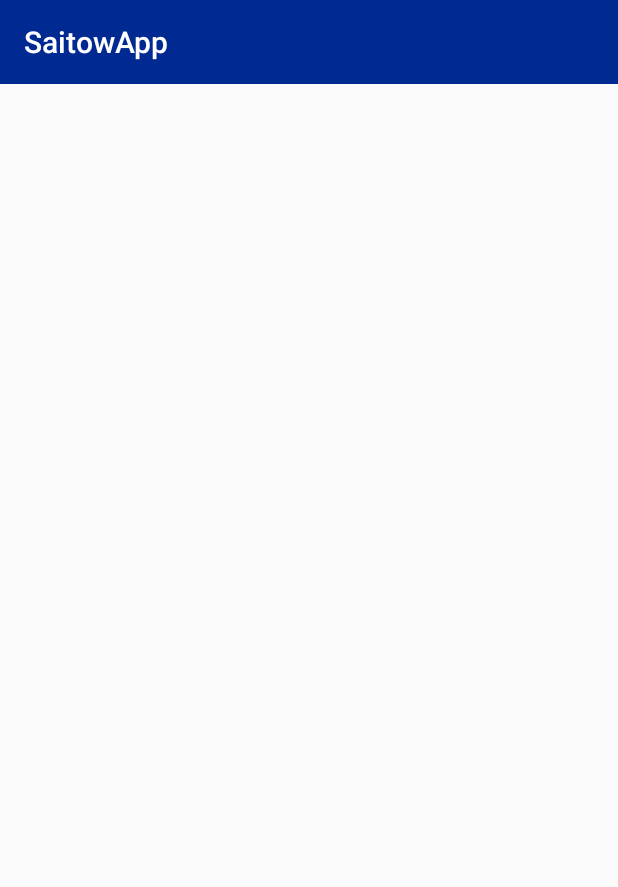
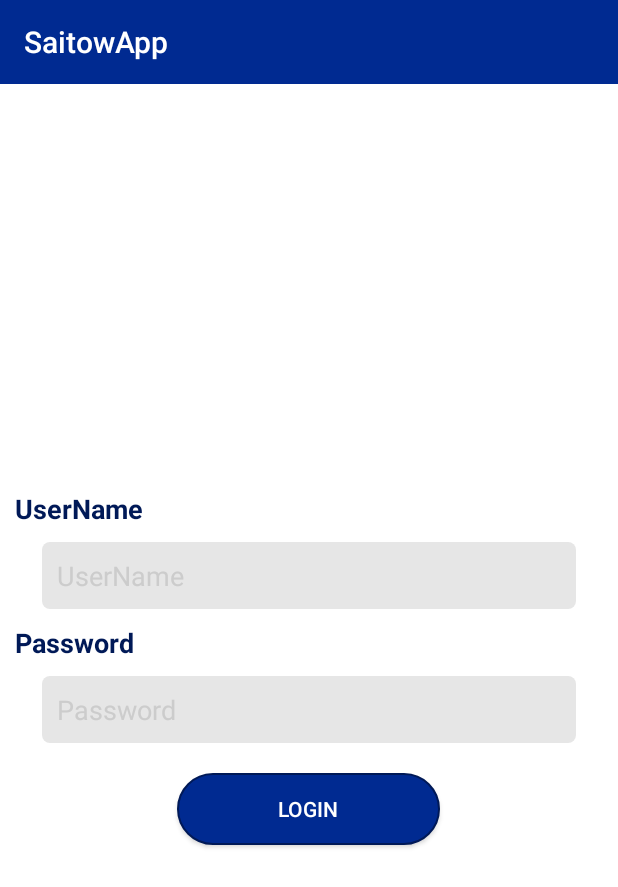
Before and after one commit to KKajawe/SaitowApp, an Android app: the screen it shows after launch (MainActivity), on a phone screen of 412 x 824 dp. Shown: the top 887 px of the screen. Run offline under Robolectric (Android 15) with nearby library versions, the phone set to English and light mode, and no system bars.

Commit message:
user_story [issue #3] :Login functionality with Api call #3
Functionality: user can login successfully or unsuccessfully depending on credentials and api response.

Tech Description:
- added progressbar to frag_login layout
- created viewModel - MainActivityViewModel and its factory class - ViewModelFactory
- created classes for api calling  - ApiService , HttpHeaderInterceptor, RetrofitBuilder
- created corresponding Repository - Login Repository
- created corresponding data model classes- Data and LoginModel

```diff
--- a/app/build.gradle
+++ b/app/build.gradle
@@ -49,7 +49,8 @@ dependencies {
     implementation 'com.squareup.retrofit2:retrofit:2.6.0'
     implementation 'com.google.code.gson:gson:2.8.6'
     implementation 'com.squareup.retrofit2:converter-gson:2.5.0'
-    implementation 'com.squareup.okhttp3:logging-interceptor:3.12.0'
+    implementation 'com.squareup.okhttp3:logging-interceptor:4.2.2'
+    implementation 'com.squareup.okhttp3:okhttp:4.2.2'
 
     //Coroutines
     implementation 'org.jetbrains.kotlinx:kotlinx-coroutines-android:1.3.5'
@@ -60,4 +61,6 @@ dependencies {
     implementation 'android.arch.lifecycle:extensions:2.2.0'
     implementation 'androidx.lifecycle:lifecycle-livedata-ktx:2.2.0'
     implementation "androidx.lifecycle:lifecycle-viewmodel-ktx:2.2.0"
+
+
 }
--- a/app/src/main/java/com/example/saitowapp/MainActivity.kt
+++ b/app/src/main/java/com/example/saitowapp/MainActivity.kt
@@ -2,14 +2,35 @@ package com.example.saitowapp
 
 import android.os.Bundle
 import androidx.appcompat.app.AppCompatActivity
+import androidx.fragment.app.Fragment
+import androidx.lifecycle.ViewModelProviders
+import com.example.saitowapp.factory.ViewModelFactory
+import com.example.saitowapp.network.ApiService
+import com.example.saitowapp.network.RetrofitBuilder
+import com.example.saitowapp.ui_classes.LoginFragment
+import com.example.saitowapp.viewModel.MainActivityViewModel
 
 class MainActivity : AppCompatActivity() {
+    private lateinit var viewModel: MainActivityViewModel
 
     override fun onCreate(savedInstanceState: Bundle?) {
         super.onCreate(savedInstanceState)
         setContentView(R.layout.activity_main)
+        setUpViewModel()
+        onChangeNavigation(LoginFragment())
 
     }
 
+    fun onChangeNavigation(fragment: Fragment) {
+        val fragmanger = supportFragmentManager
+        val fragTransaction = fragmanger.beginTransaction()
+        fragTransaction.add(R.id.container, fragment)
+        fragTransaction.commit()
+    }
 
+    private fun setUpViewModel() {
+        viewModel = ViewModelProviders.of(
+            this, ViewModelFactory(RetrofitBuilder.getRetrofit().create(ApiService::class.java))
+        ).get(MainActivityViewModel::class.java)
+    }
 }
--- /dev/null
+++ b/app/src/main/java/com/example/saitowapp/factory/ViewModelFactory.kt
@@ -0,0 +1,19 @@
+package com.example.saitowapp.factory
+
+import androidx.lifecycle.ViewModel
+import androidx.lifecycle.ViewModelProvider
+import com.example.saitowapp.network.ApiService
+import com.example.saitowapp.repository.LoginRepository
+import com.example.saitowapp.viewModel.MainActivityViewModel
+
+
+class ViewModelFactory(val apiService: ApiService) : ViewModelProvider.Factory {
+
+    override fun <T : ViewModel?> create(modelClass: Class<T>): T {
+        if (modelClass.isAssignableFrom(MainActivityViewModel::class.java)) {
+            return MainActivityViewModel(LoginRepository(apiService)) as T
+        }
+        throw IllegalArgumentException("Unknown class name")
+    }
+
+}
--- /dev/null
+++ b/app/src/main/java/com/example/saitowapp/network/ApiService.kt
@@ -0,0 +1,15 @@
+package com.example.saitowapp.network
+
+import com.example.saitowapp.model.LoginModel
+import okhttp3.Credentials
+import retrofit2.Response
+import retrofit2.http.*
+
+
+interface ApiService {
+
+    @POST("operator/login")
+    suspend fun getLoginDetails(@Header("Authorization") authorization:String): Response<LoginModel>
+
+
+}
--- /dev/null
+++ b/app/src/main/java/com/example/saitowapp/network/RetrofitBuilder.kt
@@ -0,0 +1,23 @@
+package com.example.saitowapp.network
+
+import okhttp3.OkHttpClient
+import retrofit2.Retrofit
+import retrofit2.converter.gson.GsonConverterFactory
+
+
+object RetrofitBuilder {
+
+    private const val BASE_URL = "https://api-b2b.alzura.com/"
+
+    var client = OkHttpClient.Builder()
+        .addInterceptor(HttpHeaderInterceptor())
+        .build()
+    fun getRetrofit(): Retrofit {
+        return Retrofit.Builder()
+                .baseUrl(BASE_URL)
+                .addConverterFactory(GsonConverterFactory.create())
+                .client(client)
+                .build()
+    }
+
+}
--- /dev/null
+++ b/app/src/main/java/com/example/saitowapp/repository/LoginRepository.kt
@@ -0,0 +1,13 @@
+package com.example.saitowapp.repository
+
+import com.example.saitowapp.model.LoginModel
+import com.example.saitowapp.network.ApiService
+import okhttp3.Credentials
+
+class LoginRepository(private val apiService:ApiService) {
+
+    suspend fun getLoginDetail(username: String, password: String): retrofit2.Response<LoginModel> {
+        val credentials: String = Credentials.basic(username, password)
+        return apiService.getLoginDetails(credentials)
+    }
+}
--- /dev/null
+++ b/app/src/main/java/com/example/saitowapp/ui_classes/LoginFragment.kt
@@ -0,0 +1,64 @@
+package com.example.saitowapp.ui_classes
+
+import android.os.Bundle
+import android.util.Log
+import android.view.LayoutInflater
+import android.view.View
+import android.view.ViewGroup
+import android.widget.Toast
+import androidx.fragment.app.Fragment
+import androidx.fragment.app.activityViewModels
+import com.example.saitowapp.R
+import com.example.saitowapp.utility.Status
+import com.example.saitowapp.viewModel.MainActivityViewModel
+import kotlinx.android.synthetic.main.frag_login.*
+
+class LoginFragment : Fragment() {
+    private val fragViewModel by activityViewModels<MainActivityViewModel>()
+
+    override fun onCreateView(
+        inflater: LayoutInflater,
+        container: ViewGroup?,
+        savedInstanceState: Bundle?
+    ): View? = inflater.inflate(R.layout.frag_login, container, false)
+
+    override fun onViewCreated(view: View, savedInstanceState: Bundle?) {
+        super.onViewCreated(view, savedInstanceState)
+        btn_login.setOnClickListener {
+            if (checkInput(edt_username.text.toString(), edt_password.text.toString())) {
+                setUpObserver(edt_username.text.toString(), edt_password.text.toString())
+            } else {
+                Toast.makeText(activity, "Please Enter Valid Input!!", Toast.LENGTH_LONG).show()
+            }
+        }
+    }
+
+    private fun checkInput(username: String, password: String): Boolean =
+        !(username.isNullOrBlank() || password.isNullOrBlank())
+
+    private fun setUpObserver(username: String, password: String) {
+        fragViewModel.getLoginDetail(username, password).observe(viewLifecycleOwner, {
+            it?.let { resource ->
+                when (resource.status) {
+                    Status.SUCCESS -> {
+                        progress_bar.visibility = View.GONE
+                        if (resource.data?.code() == 200)
+                            Toast.makeText(activity, "Login Successful!!", Toast.LENGTH_LONG).show()
+                        else
+                            Toast.makeText(activity, "Login Unsuccessful!!", Toast.LENGTH_LONG)
+                                .show()
+                    }
+                    Status.ERROR -> {
+                        progress_bar.visibility = View.GONE
+                        Log.d("abc", resource.message.toString())
+                        Toast.makeText(activity, "Error: Login Unsuccessful!!", Toast.LENGTH_LONG)
+                            .show()
+                    }
+                    Status.LOADING -> {
+                        progress_bar.visibility = View.VISIBLE
+                    }
+                }
+            }
+        })
+    }
+}
--- a/app/src/main/res/layout/frag_login.xml
+++ b/app/src/main/res/layout/frag_login.xml
@@ -1,10 +1,14 @@
 <?xml version="1.0" encoding="utf-8"?>
-<LinearLayout xmlns:android="http://schemas.android.com/apk/res/android"
+<RelativeLayout xmlns:android="http://schemas.android.com/apk/res/android"
+    xmlns:tools="http://schemas.android.com/tools"
     android:layout_width="match_parent" android:layout_height="match_parent"
+    android:layout_centerInParent="true"
+    android:background="@color/white">
+<LinearLayout
+    android:layout_width="match_parent"
+    android:layout_height="match_parent"
     android:orientation="vertical"
-    android:gravity="center"
-    android:background="@color/white">
-
+    android:gravity="center">
     <TextView
         android:id="@+id/txt_username"
         android:layout_width="match_parent"
@@ -57,5 +61,15 @@
         android:background="@drawable/btn_shape"
         android:text="@string/login"
         android:textColor="@color/white" />
-
 </LinearLayout>
+    <ProgressBar
+        android:id="@+id/progress_bar"
+        style="@android:style/Widget.ProgressBar.Inverse"
+        android:indeterminateTint="@color/colorPrimaryDark"
+        android:layout_width="match_parent"
+        android:layout_height="wrap_content"
+        android:layout_centerInParent="true"
+        android:layout_gravity="center"
+        android:visibility="gone"
+        tools:targetApi="lollipop" />
+</RelativeLayout>
```
Also changed, not shown: app/src/main/java/com/example/saitowapp/model/Data.kt (added, +17 -0 lines), app/src/main/java/com/example/saitowapp/model/LoginModel.kt (added, +9 -0 lines), app/src/main/java/com/example/saitowapp/network/HttpHeaderInterceptor.kt (added, +14 -0 lines), app/src/main/java/com/example/saitowapp/utility/Resource.kt (added, +12 -0 lines), app/src/main/java/com/example/saitowapp/utility/Status.kt (added, +7 -0 lines), app/src/main/java/com/example/saitowapp/viewModel/MainActivityViewModel.kt (added, +18 -0 lines).
